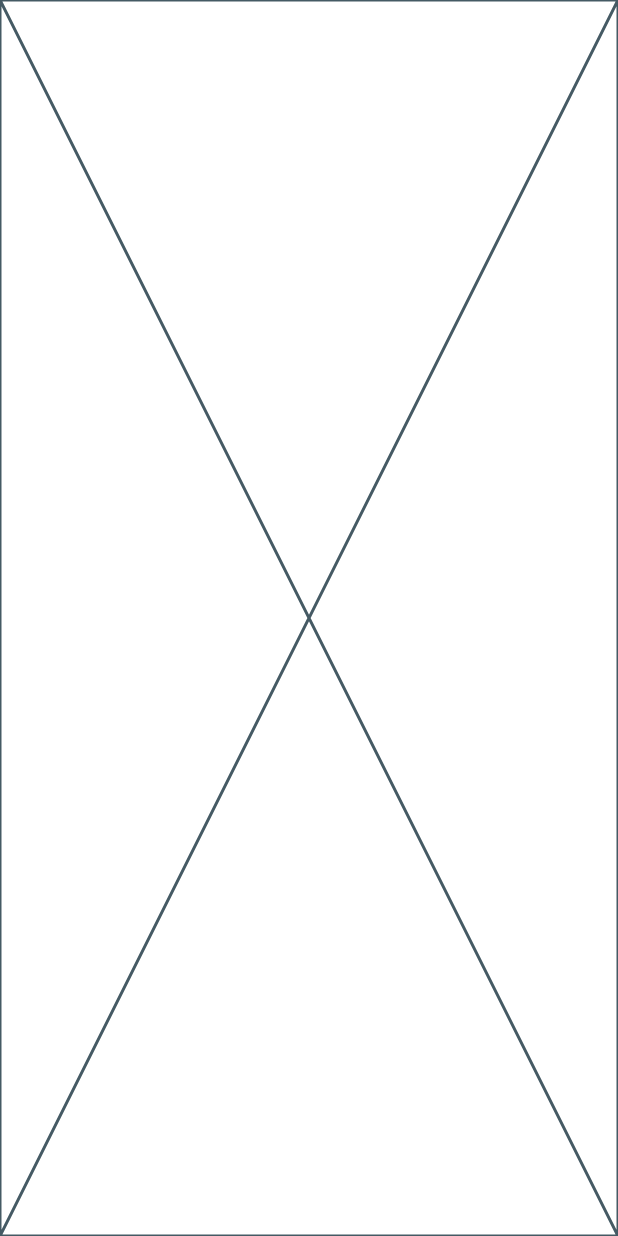
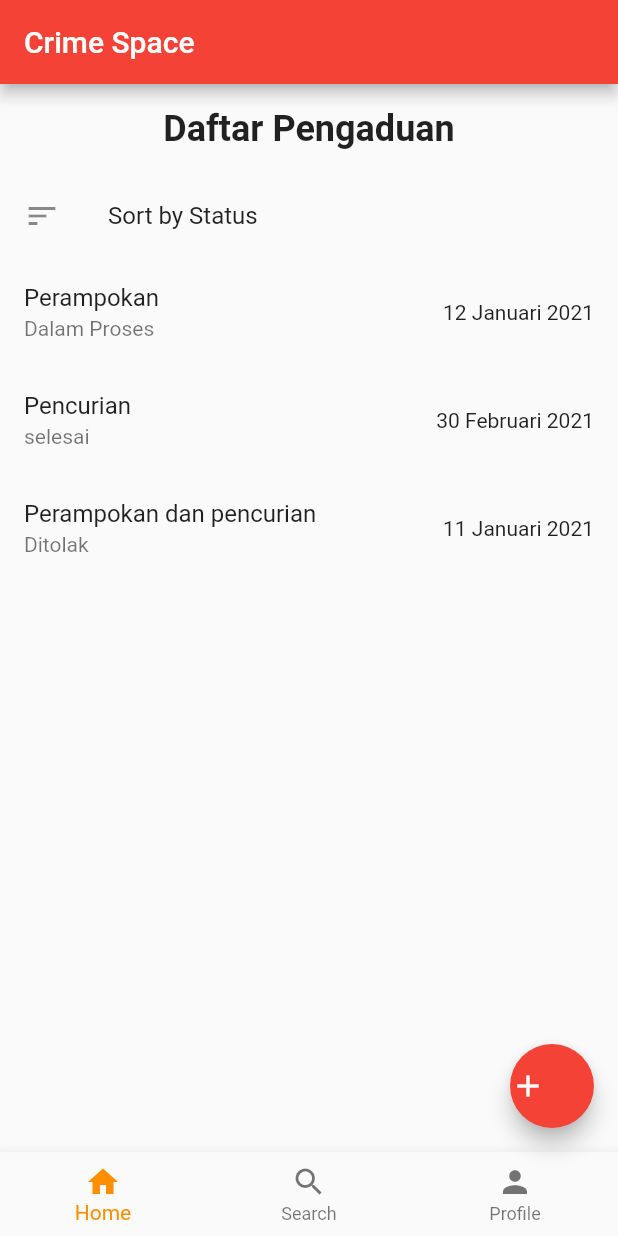
Before and after one commit to hacker-google/client, a Flutter app: the screen it shows after launch, on a phone screen of 412 x 824 dp. Run offline on Flutter 3.47's test engine with Material 2 defaults, Android fonts, the phone set to English and light mode, and no system bars; missing offline and left inert: pbp_django_auth.

Commit message:
implement daftar pengaduan page #1

```diff
--- a/lib/views/pages/report/_report.dart
+++ b/lib/views/pages/report/_report.dart
@@ -1,3 +1,5 @@
+import 'dart:math';
+
 import 'package:flutter/material.dart';
 import '../../widgets/navbar/_navbar.dart';
 
--- a/lib/views/pages/report/daftar_pengaduan.dart
+++ b/lib/views/pages/report/daftar_pengaduan.dart
@@ -8,8 +8,75 @@ class ReportPage extends StatefulWidget {
 }
 
 class _ReportPageState extends State<ReportPage> {
+  final List<Map<String, dynamic>> _reports = [
+    {
+      'id': 1,
+      'title': 'Perampokan',
+      'proses': 'Dalam Proses',
+      'tanggal': '12 Januari 2021',
+    },
+    {
+      'id': 2,
+      'title': 'Pencurian',
+      'proses': 'selesai',
+      'tanggal': '30 Februari 2021',
+    },
+    {
+      'id': 3,
+      'title': 'Perampokan dan pencurian',
+      'proses': 'Ditolak',
+      'tanggal': '11 Januari 2021',
+    },
+  ];
+
   @override
   Widget build(BuildContext context) {
-    return const Placeholder();
+    return Scaffold(
+      appBar: AppBar(
+        title: const Text('Crime Space'),
+      ),
+      body: Column(
+        children: [
+          const Padding(
+            padding: EdgeInsets.all(16.0),
+            child: Text(
+              'Daftar Pengaduan',
+              style: TextStyle(
+                fontSize: 24.0,
+                fontWeight: FontWeight.bold,
+              ),
+            ),
+          ),
+          const ListTile(
+            leading: Icon(Icons.sort),
+            title: Text('Sort by Status'),
+          ),
+          SizedBox(
+            // get the maximum of height of the screen
+            height: MediaQuery.of(context).size.height - 500,
+            child: ListView.builder(
+              itemCount: _reports.length,
+              itemBuilder: (BuildContext context, int index) {
+                return ListTile(
+                  title: Text(_reports[index]['title']),
+                  subtitle: Text(_reports[index]['proses']),
+                  trailing: Text(_reports[index]['tanggal']),
+                );
+              },
+            ),
+          ),
+        ],
+      ),
+      floatingActionButton: FloatingActionButton(
+        onPressed: () {
+          Navigator.pushNamed(context, '/tambah_pengaduan');
+        },
+        child: const Row(children: [
+          Icon(Icons.add),
+          // Text('report'),
+        ]),
+      ),
+      bottomNavigationBar: const Navbar(),
+    );
   }
 }
```
